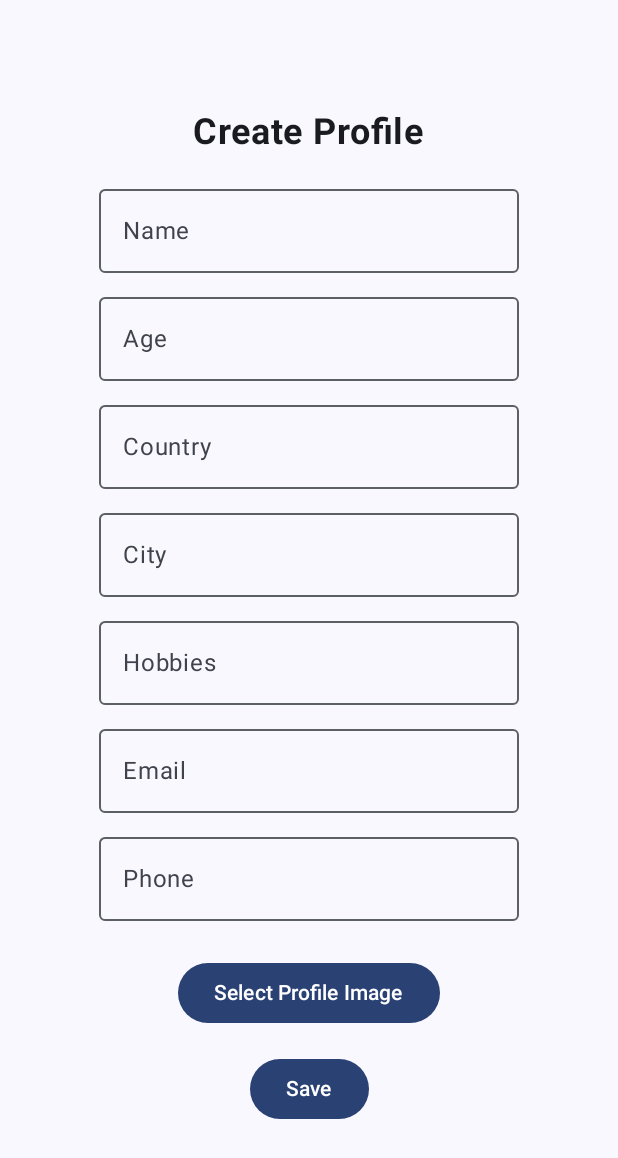
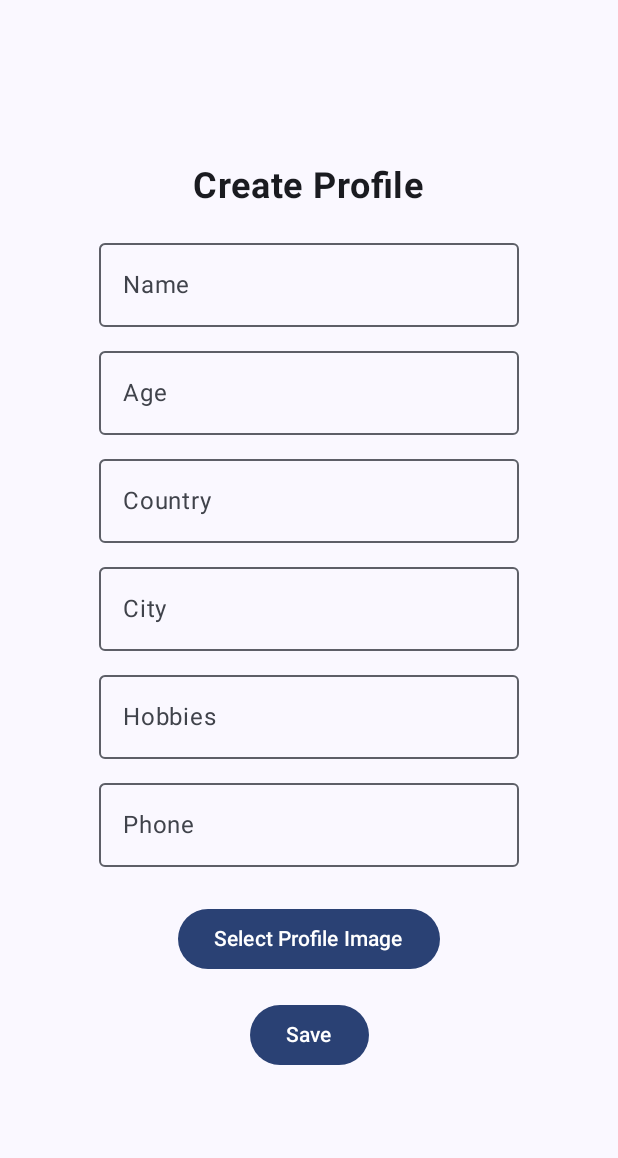
Before and after one commit to vivalavida624/ShiftApp, an Android app built with Jetpack Compose: the CreateProfilePage screen opened through its navigation route, on a phone screen of 412 x 824 dp. Shown: the top 1158 px of the screen. Run offline under Robolectric (Android 15) with nearby library versions, the phone set to English and light mode, and no system bars; our stand-ins replace Firebase (no records; nobody signed in at launch, a user with empty details on screens opened directly), livedata-compose.

Commit message:
update the file structure of home pages

```diff
--- a/app/src/main/java/com/map08/shiftapp/CompositionLocalProviders.kt
+++ b/app/src/main/java/com/map08/shiftapp/CompositionLocalProviders.kt
@@ -3,7 +3,7 @@ package com.map08.shiftapp
 import androidx.compose.runtime.compositionLocalOf
 import androidx.navigation.NavHostController
 import com.map08.shiftapp.viewmodels.AuthViewModel
-import com.map08.shiftapp.viewmodels.EmployeeProfileViewModel
+import com.map08.shiftapp.viewmodels.EmployeeViewModel
 
 val LocalNavController = compositionLocalOf<NavHostController> {
     error("No NavController provided")
@@ -11,6 +11,6 @@ val LocalNavController = compositionLocalOf<NavHostController> {
 val LocalAuthViewModel = compositionLocalOf<AuthViewModel> {
     error("No AuthViewModel provided")
 }
-val LocalEmployeeProfileViewModel = compositionLocalOf<EmployeeProfileViewModel> {
+val LocalEmployeeViewModel = compositionLocalOf<EmployeeViewModel> {
     error("No EmployeeProfileViewModel provided")
 }
--- a/app/src/main/java/com/map08/shiftapp/MainActivity.kt
+++ b/app/src/main/java/com/map08/shiftapp/MainActivity.kt
@@ -4,25 +4,16 @@ import android.os.Bundle
 import androidx.activity.ComponentActivity
 import androidx.activity.compose.setContent
 import androidx.activity.enableEdgeToEdge
-import androidx.activity.viewModels
-import androidx.compose.foundation.layout.Box
 import androidx.compose.foundation.layout.fillMaxSize
 import androidx.compose.foundation.layout.padding
-import androidx.compose.foundation.layout.size
 import androidx.compose.material3.Scaffold
-import androidx.compose.runtime.*
-import androidx.compose.ui.Alignment
 import androidx.compose.ui.Modifier
-import androidx.compose.ui.res.painterResource
-import androidx.compose.ui.unit.dp
 import androidx.lifecycle.viewmodel.compose.viewModel
 import androidx.navigation.compose.rememberNavController
 import com.map08.shiftapp.ui.theme.ShiftAppTheme
 import com.map08.shiftapp.viewmodels.AuthViewModel
-import com.map08.shiftapp.viewmodels.EmployeeProfileViewModel
-import kotlinx.coroutines.delay
+import com.map08.shiftapp.viewmodels.EmployeeViewModel
 import androidx.compose.runtime.CompositionLocalProvider
-import androidx.compose.runtime.compositionLocalOf
 
 class MainActivity : ComponentActivity() {
     override fun onCreate(savedInstanceState: Bundle?) {
@@ -33,12 +24,12 @@ class MainActivity : ComponentActivity() {
             ShiftAppTheme {
                 val navController = rememberNavController()
                 val authViewModel = viewModel<AuthViewModel>()
-                val employeeProfileViewModel = viewModel<EmployeeProfileViewModel>()
+                val employeeViewModel = viewModel<EmployeeViewModel>()
 
                 CompositionLocalProvider(
                     LocalAuthViewModel provides authViewModel,
                     LocalNavController provides navController,
-                    LocalEmployeeProfileViewModel provides employeeProfileViewModel
+                    LocalEmployeeViewModel provides employeeViewModel
                 ) {
                     Scaffold(modifier = Modifier.fillMaxSize()) { innerPadding ->
                         Navigation(modifier = Modifier.padding(innerPadding))
--- a/app/src/main/java/com/map08/shiftapp/pages/CreateProfilePage.kt
+++ b/app/src/main/java/com/map08/shiftapp/pages/CreateProfilePage.kt
@@ -1,8 +1,6 @@
 package com.map08.shiftapp.pages
 
-import android.content.Context
 import android.net.Uri
-import android.widget.Toast
 import androidx.activity.compose.rememberLauncherForActivityResult
 import androidx.activity.result.contract.ActivityResultContracts
 import androidx.compose.foundation.Image
@@ -19,15 +17,14 @@ import androidx.compose.ui.unit.dp
 import androidx.compose.ui.unit.sp
 import coil.compose.rememberAsyncImagePainter
 import com.google.firebase.auth.FirebaseAuth
-import com.map08.shiftapp.LocalEmployeeProfileViewModel
+import com.map08.shiftapp.LocalEmployeeViewModel
 import com.map08.shiftapp.LocalNavController
 import com.map08.shiftapp.models.Employee
 import com.map08.shiftapp.utils.uploadImageToFirebase // Import the function from the utils package
-import java.util.*
 
 @Composable
 fun CreateProfilePage() {
-    val employeeProfileViewModel = LocalEmployeeProfileViewModel.current
+    val employeeProfileViewModel = LocalEmployeeViewModel.current
     val navController = LocalNavController.current
     val context = LocalContext.current
 
@@ -67,8 +64,6 @@ fun CreateProfilePage() {
         OutlinedTextField(value = city, onValueChange = { city = it }, label = { Text("City") })
         Spacer(modifier = Modifier.height(8.dp))
         OutlinedTextField(value = hobbies, onValueChange = { hobbies = it }, label = { Text("Hobbies") })
-        Spacer(modifier = Modifier.height(8.dp))
-        OutlinedTextField(value = email, onValueChange = { email = it }, label = { Text("Email") })
         Spacer(modifier = Modifier.height(8.dp))
         OutlinedTextField(value = phone, onValueChange = { phone = it }, label = { Text("Phone") })
         Spacer(modifier = Modifier.height(8.dp))
--- a/app/src/main/java/com/map08/shiftapp/pages/EmployeeHomePage.kt
+++ b/app/src/main/java/com/map08/shiftapp/pages/EmployeeHomePage.kt
@@ -88,7 +88,7 @@ fun EmployeeHomePage() {
 fun EmployeeContentScreen( modifier: Modifier,selectedIndex: Int) {
     when (selectedIndex) {
         0 -> EmployeeTimePage()
-        1 -> Text(text = "Home Content", modifier = Modifier.fillMaxSize())
+        1 -> EmployeeHomeScreen()
         2 -> EmployeeProfilePage()
     }
 }
--- /dev/null
+++ b/app/src/main/java/com/map08/shiftapp/pages/EmployeeHomeScreen.kt
@@ -0,0 +1,30 @@
+package com.map08.shiftapp.pages
+
+import androidx.compose.foundation.background
+import androidx.compose.foundation.layout.Arrangement
+import androidx.compose.foundation.layout.Column
+import androidx.compose.foundation.layout.fillMaxSize
+import androidx.compose.material3.Text
+import androidx.compose.runtime.Composable
+import androidx.compose.ui.Alignment
+import androidx.compose.ui.Modifier
+import androidx.compose.ui.graphics.Color
+import androidx.compose.ui.text.font.FontWeight
+import androidx.compose.ui.unit.sp
+
+@Composable
+fun EmployeeHomeScreen(){
+    Column(
+        modifier = Modifier.fillMaxSize().background(Color(0XFF1976D2)),
+        verticalArrangement = Arrangement.Center,
+        horizontalAlignment = Alignment.CenterHorizontally
+    ) {
+        Text(
+            text = "Home Page",
+            fontSize = 40.sp,
+            fontWeight = FontWeight.SemiBold,
+            color = Color.White
+        )
+
+    }
+}
--- a/app/src/main/java/com/map08/shiftapp/pages/EmployeeProfilePage.kt
+++ b/app/src/main/java/com/map08/shiftapp/pages/EmployeeProfilePage.kt
@@ -22,16 +22,15 @@ import androidx.compose.ui.unit.dp
 import androidx.compose.ui.unit.sp
 import coil.compose.rememberAsyncImagePainter
 import com.map08.shiftapp.LocalAuthViewModel
-import com.map08.shiftapp.LocalEmployeeProfileViewModel
+import com.map08.shiftapp.LocalEmployeeViewModel
 import com.map08.shiftapp.LocalNavController
 import com.map08.shiftapp.R
-import com.map08.shiftapp.models.Employee
 
 @Composable
 fun EmployeeProfilePage() {
 
     val authViewModel = LocalAuthViewModel.current
-    val employeeProfileViewModel = LocalEmployeeProfileViewModel.current
+    val employeeProfileViewModel = LocalEmployeeViewModel.current
     val employee by employeeProfileViewModel.employee.collectAsState(initial = null)
     val navController = LocalNavController.current
 
--- a/app/src/main/java/com/map08/shiftapp/pages/EmployeeTimePage.kt
+++ b/app/src/main/java/com/map08/shiftapp/pages/EmployeeTimePage.kt
@@ -13,9 +13,9 @@ import androidx.compose.ui.text.font.FontWeight
 import androidx.compose.ui.unit.sp
 
 @Composable
-fun EmployeeTimePage(modifier: Modifier = Modifier) {
+fun EmployeeTimePage() {
     Column(
-        modifier = modifier.fillMaxSize().background(Color(0XFF1976D2)),
+        modifier = Modifier.fillMaxSize().background(Color(0XFF1976D2)),
         verticalArrangement = Arrangement.Center,
         horizontalAlignment = Alignment.CenterHorizontally
     ) {
--- a/app/src/main/java/com/map08/shiftapp/pages/ManagerHomePage.kt
+++ b/app/src/main/java/com/map08/shiftapp/pages/ManagerHomePage.kt
@@ -50,7 +50,7 @@ fun ManagerHomePage() {
         topBar = {
             TopAppBar(
                 title = {
-                    Text(text = "Manager Home", fontSize = 20.sp)
+                    Text(text = "Manager", fontSize = 20.sp)
                 },
                 actions = {
                     TextButton(
@@ -93,7 +93,7 @@ fun ManagerHomePage() {
 @Composable
 fun ManagerContentScreen(modifier: Modifier, selectedIndex: Int) {
     when(selectedIndex) {
-        0-> ManagerHomePage()
+        0-> ManagerHomeScreen()
         1-> ManagerTimePage()
         2-> ManagerListPage()
         3-> ManagerProfilePage()
--- a/app/src/main/java/com/map08/shiftapp/pages/ManagerLoginPage.kt
+++ b/app/src/main/java/com/map08/shiftapp/pages/ManagerLoginPage.kt
@@ -46,7 +46,7 @@ fun ManagerLoginPage() {
 
     LaunchedEffect(authState.value) {
         when (authState.value) {
-            is AuthState.Authenticated -> navController.navigate("home")
+            is AuthState.Authenticated -> navController.navigate("manager-home")
             is AuthState.Error -> Toast.makeText(
                 context,
                 (authState.value as AuthState.Error).message, Toast.LENGTH_SHORT
--- a/app/src/main/java/com/map08/shiftapp/pages/ManagerProfile.kt
+++ b/app/src/main/java/com/map08/shiftapp/pages/ManagerProfile.kt
@@ -13,9 +13,9 @@ import androidx.compose.ui.text.font.FontWeight
 import androidx.compose.ui.unit.sp
 
 @Composable
-fun ManagerProfilePage(modifier: Modifier = Modifier) {
+fun ManagerProfilePage() {
     Column(
-        modifier = modifier.fillMaxSize().background(Color(0XFF1976D2)),
+        modifier = Modifier.fillMaxSize().background(Color(0XFF1976D2)),
         verticalArrangement = Arrangement.Center,
         horizontalAlignment = Alignment.CenterHorizontally
     ) {
--- a/app/src/main/java/com/map08/shiftapp/pages/ManagerTimePage.kt
+++ b/app/src/main/java/com/map08/shiftapp/pages/ManagerTimePage.kt
@@ -13,9 +13,9 @@ import androidx.compose.ui.text.font.FontWeight
 import androidx.compose.ui.unit.sp
 
 @Composable
-fun ManagerTimePage(modifier: Modifier = Modifier) {
+fun ManagerTimePage() {
     Column(
-        modifier = modifier.fillMaxSize().background(Color(0XFF1976D2)),
+        modifier = Modifier.fillMaxSize().background(Color(0XFF1976D2)),
         verticalArrangement = Arrangement.Center,
         horizontalAlignment = Alignment.CenterHorizontally
     ) {
--- a/app/src/main/java/com/map08/shiftapp/viewmodels/EmployeeProfileViewModel.kt
+++ b/app/src/main/java/com/map08/shiftapp/viewmodels/EmployeeViewModel.kt
@@ -9,7 +9,7 @@ import kotlinx.coroutines.flow.MutableStateFlow
 import kotlinx.coroutines.flow.StateFlow
 import kotlinx.coroutines.launch
 
-class EmployeeProfileViewModel : ViewModel() {
+class EmployeeViewModel : ViewModel() {
     private val db = FirebaseFirestore.getInstance()
     private val _employee = MutableStateFlow<Employee?>(null)
     val employee: StateFlow<Employee?> = _employee
```
Also changed, not shown: app/src/main/java/com/map08/shiftapp/pages/EmployeeEditPage.kt (+2 -6 lines), app/src/main/java/com/map08/shiftapp/pages/ManagerHomeScreen.kt (added, +29 -0 lines).
